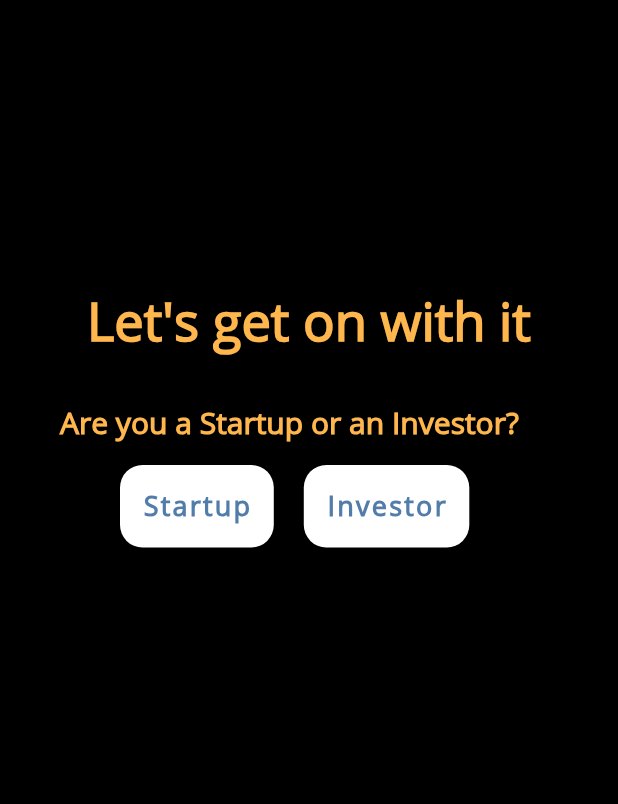
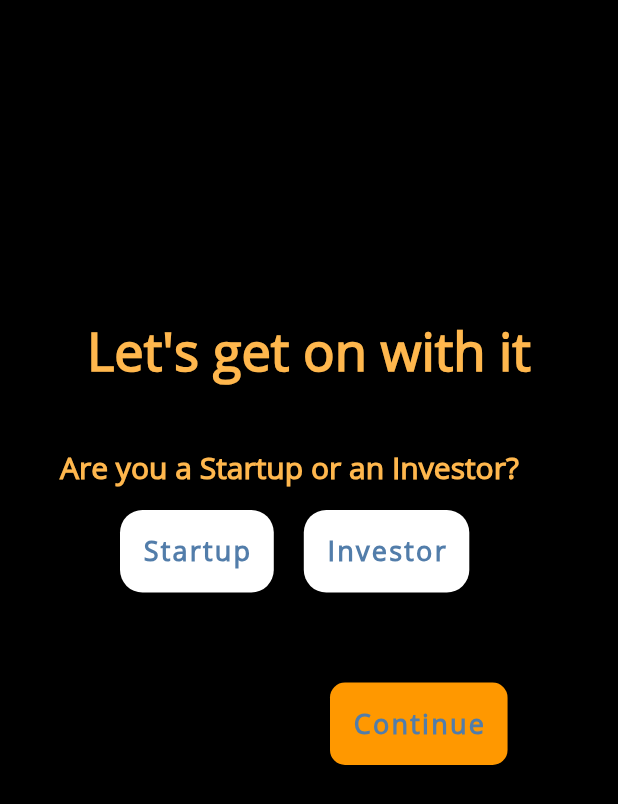
Before and after one commit to perseusdg/hackathon_vc_eth, a Flutter app: the SecondRegisterScreen screen opened directly, on a phone screen of 412 x 824 dp. Shown: the top 804 px of the screen. Run offline on Flutter 3.47's test engine with Material 2 defaults, Android fonts, the phone set to English and light mode, and no system bars; our stand-ins replace firebase_auth, google_sign_in; accounts and stored records are empty.

Commit message:
Modifiedfirstscreen.dart and secondscreenRegister.dart

```diff
--- a/lib/screens/secondscreenRegister.dart
+++ b/lib/screens/secondscreenRegister.dart
@@ -1,5 +1,7 @@
 import 'package:flutter/material.dart';
 import 'package:flutter/services.dart';
+import 'package:hackathon/screens/investor/investorFirstScreen.dart';
+import 'package:hackathon/screens/startup/startupFirstScreen.dart';
 import 'package:hackathon/services/loginWithGoogle.dart';
 import 'package:hackathon/utilities/constants.dart';
 
@@ -23,7 +25,7 @@ class _SecondRegisterScreenState extends State<SecondRegisterScreen> {
     }
   }
 
-  Widget _checkInvestorOrStartup(){
+  Widget checkInvestorOrStartup(){
     return Column(
       crossAxisAlignment: CrossAxisAlignment.start,
       children: <Widget>[
@@ -100,6 +102,65 @@ class _SecondRegisterScreenState extends State<SecondRegisterScreen> {
     );
   }
 
+  Widget continueNextPage(){
+
+    return Column(
+      crossAxisAlignment: CrossAxisAlignment.start,
+      children: <Widget>[
+        Container(
+          padding: EdgeInsets.symmetric(vertical: 15.0),
+          alignment: Alignment.bottomRight,
+          child: Row(
+            children: <Widget>[
+              SizedBox(width: 180,),
+              RaisedButton(
+                elevation: 5.0,
+                onPressed: () async{
+                  if(investor){
+                    Navigator.of(context).push(
+                      MaterialPageRoute(
+                          builder: (context) {
+                            return InvestorFirstPage();
+                          }
+                      ),
+                    );
+                  }
+                  else{
+                    Navigator.of(context).push(
+                      MaterialPageRoute(
+                          builder: (context) {
+                            return StartupFirstPage();
+                          }
+                      ),
+                    );
+                  }
+                },
+                padding: EdgeInsets.all(15.0),
+                shape: RoundedRectangleBorder(
+                  borderRadius: BorderRadius.circular(10.0)
+                ),
+                color: Colors.orange,
+                child: Text(
+                  'Continue',
+                  style: TextStyle(
+                    color: Color(0xFF527DAA),
+                    letterSpacing: 1.5,
+                    fontSize: 18.0,
+                    fontWeight: FontWeight.bold,
+                    fontFamily: 'OpenSans',
+                  ),
+                ),
+
+              )
+            ],
+          ),
+        ),
+      ],
+
+    );
+
+  }
+
   @override
   Widget build(BuildContext context) {
     return Scaffold(
@@ -125,7 +186,7 @@ class _SecondRegisterScreenState extends State<SecondRegisterScreen> {
                   child: Column(
                     mainAxisAlignment: MainAxisAlignment.center,
                     children: <Widget>[
-                      SizedBox(height: 150.0,),
+                      SizedBox(height: 170.0,),
                       Text(
                         "Let's get on with it",
                           textAlign: TextAlign.center,
@@ -136,8 +197,10 @@ class _SecondRegisterScreenState extends State<SecondRegisterScreen> {
                             fontSize:35.0
                           ),
                       ),
-                      SizedBox(height: 30.0),
-                      _checkInvestorOrStartup(),
+                      SizedBox(height: 40.0),
+                      checkInvestorOrStartup(),
+                      SizedBox(height: 40.0,),
+                      continueNextPage(),
                     ],
                   ),
                 ),
```
Also changed, not shown: lib/screens/investor/investorFirstScreen.dart (+17 -0 lines), lib/screens/startup/startupFirstScreen.dart (+17 -0 lines).
